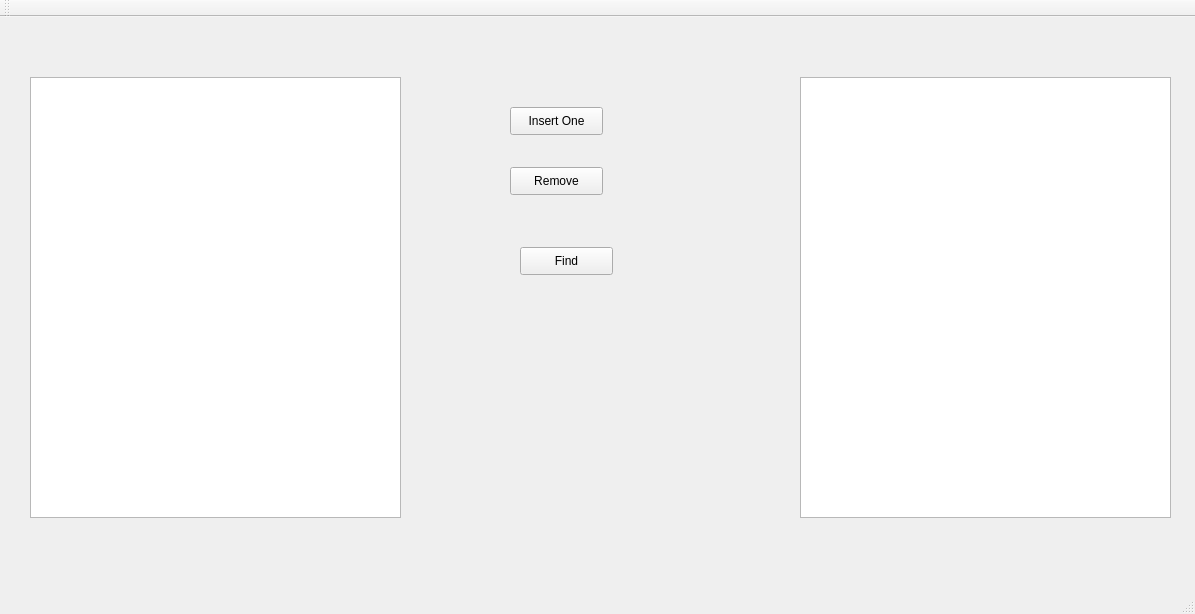
Old version of the form Structure_Visualizator/mainwindow.ui in the repository Pilipets/Data-Structure-Visualizer.
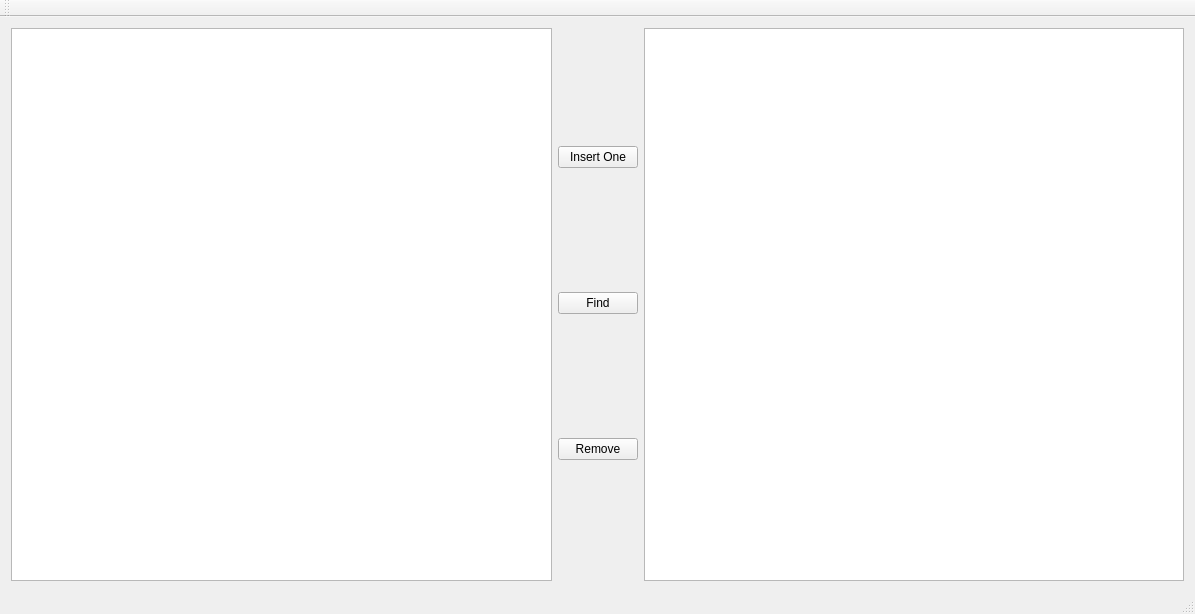
New version of the form.

```diff
--- a/Structure_Visualizator/mainwindow.ui
+++ b/Structure_Visualizator/mainwindow.ui
@@ -14,65 +14,43 @@
    <string>MainWindow</string>
   </property>
   <widget class="QWidget" name="centralWidget">
-   <widget class="QGraphicsView" name="graphicsView">
-    <property name="geometry">
-     <rect>
-      <x>30</x>
-      <y>60</y>
-      <width>371</width>
-      <height>441</height>
-     </rect>
-    </property>
-   </widget>
-   <widget class="QGraphicsView" name="graphicsView_2">
-    <property name="geometry">
-     <rect>
-      <x>800</x>
-      <y>60</y>
-      <width>371</width>
-      <height>441</height>
-     </rect>
-    </property>
-   </widget>
+   <layout class="QGridLayout" name="gridLayout">
+    <item row="0" column="0">
+     <layout class="QHBoxLayout" name="horizontalLayout">
+      <item>
+       <widget class="QGraphicsView" name="graphicsView_0"/>
+      </item>
+      <item>
+       <layout class="QVBoxLayout" name="verticalLayout_2">
+        <item>
    <widget class="QPushButton" name="insertBtn">
-    <property name="geometry">
-     <rect>
-      <x>510</x>
-      <y>90</y>
-      <width>93</width>
-      <height>28</height>
-     </rect>
-    </property>
     <property name="text">
      <string>Insert One</string>
     </property>
    </widget>
-   <widget class="QPushButton" name="removeBtn">
-    <property name="geometry">
-     <rect>
-      <x>510</x>
-      <y>150</y>
-      <width>93</width>
-      <height>28</height>
-     </rect>
-    </property>
-    <property name="text">
-     <string>Remove</string>
-    </property>
-   </widget>
+        </item>
+        <item>
    <widget class="QPushButton" name="findBtn">
-    <property name="geometry">
-     <rect>
-      <x>520</x>
-      <y>230</y>
-      <width>93</width>
-      <height>28</height>
-     </rect>
-    </property>
     <property name="text">
      <string>Find</string>
     </property>
    </widget>
+        </item>
+        <item>
+         <widget class="QPushButton" name="removeBtn">
+          <property name="text">
+           <string>Remove</string>
+          </property>
+         </widget>
+        </item>
+       </layout>
+      </item>
+      <item>
+       <widget class="QGraphicsView" name="graphicsView_1"/>
+      </item>
+     </layout>
+    </item>
+   </layout>
   </widget>
   <widget class="QMenuBar" name="menuBar">
    <property name="geometry">
```
Lines whose indentation alone changed are shown as unchanged.
